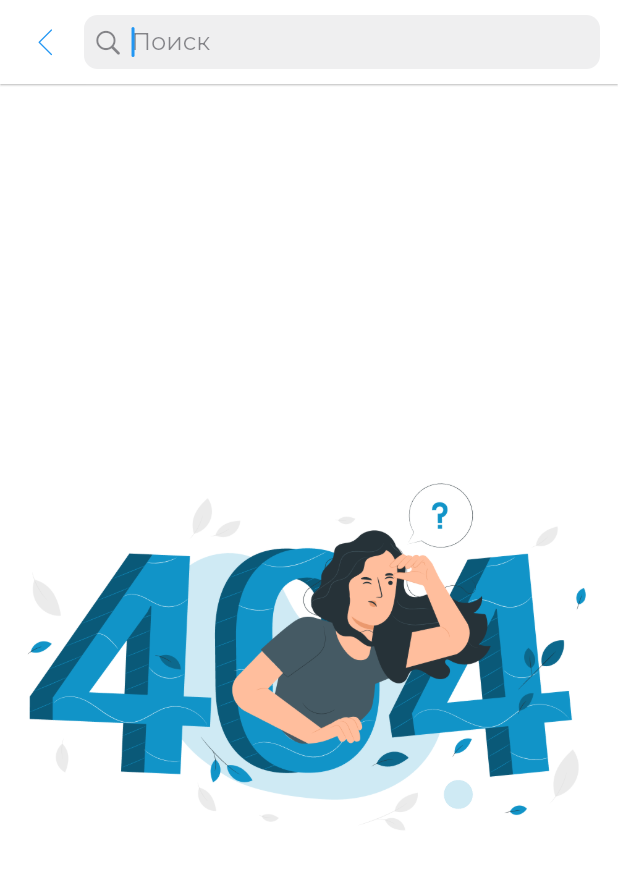
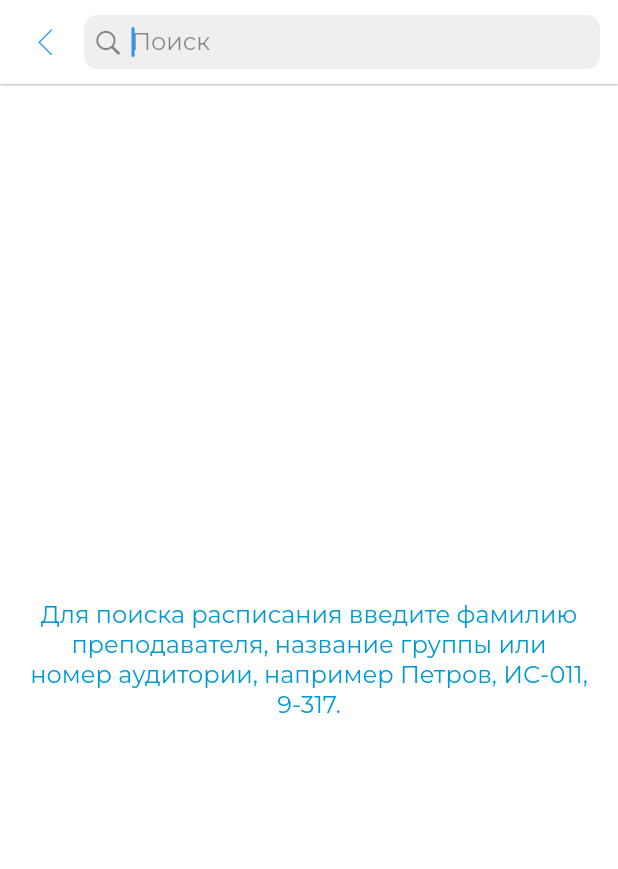
Before and after one commit to Muhammadqodir/eCampus-Flutter, a Flutter app: the SearchSchedule screen opened directly, on a phone screen of 412 x 824 dp. Shown: the top 869 px of the screen. Run offline on Flutter 3.47's test engine with Material 2 defaults, Android fonts, the phone set to English and light mode, and no system bars; our stand-ins replace firebase_core, firebase_database, flutter_rating_bar, flutter_svg, modal_bottom_sheet and 3 more; missing offline and left inert: dart:ffi, map_launcher; accounts and stored records are empty; network calls fail.

Commit message:
Minor improvements in SearchSchedulePage

```diff
--- a/lib/pages/contents/content_services.dart
+++ b/lib/pages/contents/content_services.dart
@@ -7,6 +7,7 @@ import 'package:ecampus_ncfu/pages/rating_page.dart';
 import 'package:ecampus_ncfu/utils/colors.dart';
 import 'package:flutter/cupertino.dart';
 import 'package:flutter/material.dart';
+import 'package:modal_bottom_sheet/modal_bottom_sheet.dart';
 
 class ContentServices extends StatefulWidget {
   const ContentServices(
@@ -80,7 +81,7 @@ class _ContentServicesState extends State<ContentServices> {
               onPressed: () {
                 Navigator.push(
                   context,
-                  CupertinoPageRoute(
+                  MaterialWithModalsPageRoute(
                     builder: (context) => MyTeachersPage(
                       context: context,
                     ),
--- a/lib/pages/search_schedule_page.dart
+++ b/lib/pages/search_schedule_page.dart
@@ -31,7 +31,7 @@ class SearchSchedule extends StatefulWidget {
 
 class _SearchScheduleState extends State<SearchSchedule> {
   eCampus? ecampus;
-  List<SearchScheduleResult> models = [];
+  List<SearchScheduleResult>? models;
   @override
   void initState() {
     super.initState();
@@ -60,7 +60,7 @@ class _SearchScheduleState extends State<SearchSchedule> {
             placeholder: "Поиск",
             style: Theme.of(context).textTheme.bodyMedium,
             onChanged: (value) {
-              if (value.length >= 3) {
+              if (value.length >= 2) {
                 ecampus!.searchSchedule(value).then((response) {
                   if (response.isSuccess) {
                     setState(() {
@@ -72,7 +72,7 @@ class _SearchScheduleState extends State<SearchSchedule> {
                 });
               } else {
                 setState(() {
-                  models = [];
+                  models = null;
                 });
               }
             },
@@ -80,9 +80,10 @@ class _SearchScheduleState extends State<SearchSchedule> {
         ),
       ),
       body: Center(
-        child: models.isNotEmpty
+        child: models != null
+            ? models!.isNotEmpty
                 ? ListView(
-                children: models
+                    children: models!
                         .map(
                           (e) => CrossListElement(
                             onPressed: () {
@@ -103,6 +104,19 @@ class _SearchScheduleState extends State<SearchSchedule> {
                         .toList())
                 : Center(
                     child: Image.asset("images/not_found.png"),
+                  )
+            : Center(
+                child: Padding(
+                  padding: const EdgeInsets.all(20),
+                  child: Text(
+                    "Для поиска расписания введите фамилию преподавателя, название группы или номер аудитории, например Петров, ИС-011, 9-317.",
+                    style: Theme.of(context)
+                        .textTheme
+                        .bodyMedium!
+                        .copyWith(color: Theme.of(context).primaryColor),
+                    textAlign: TextAlign.center,
+                  ),
+                ),
               ),
       ),
     );
```
Also changed, not shown: lib/pages/contents/content_teacher_info.dart (+15 -13 lines), 1 other file. Lines whose indentation alone changed are shown as unchanged.
